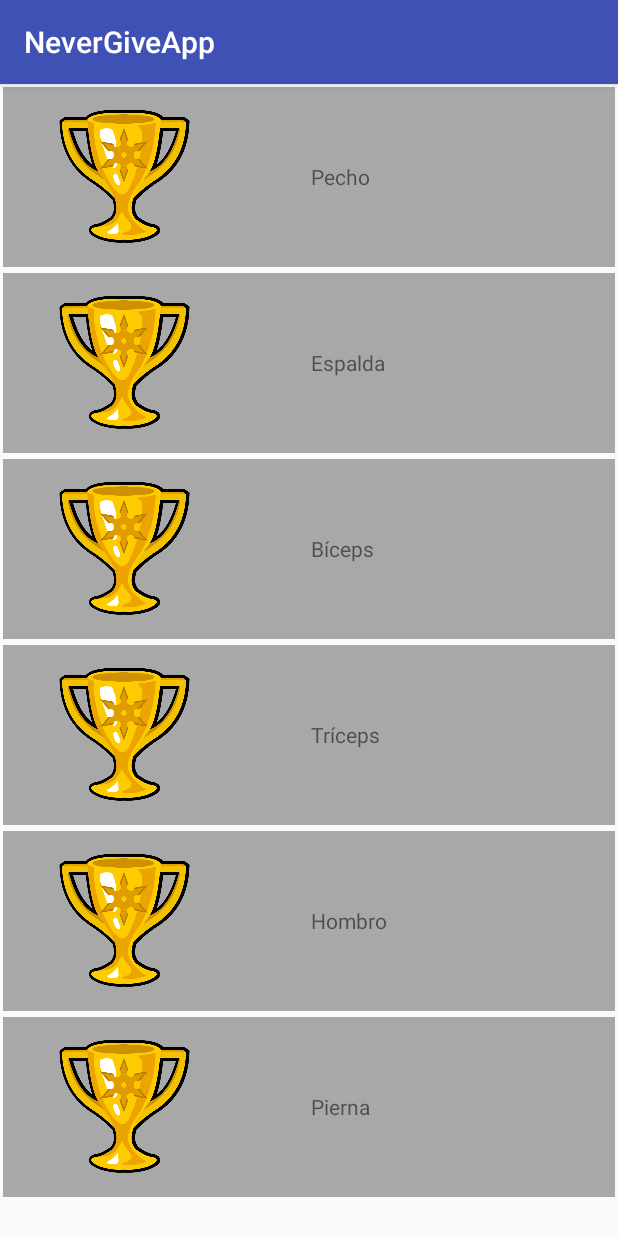
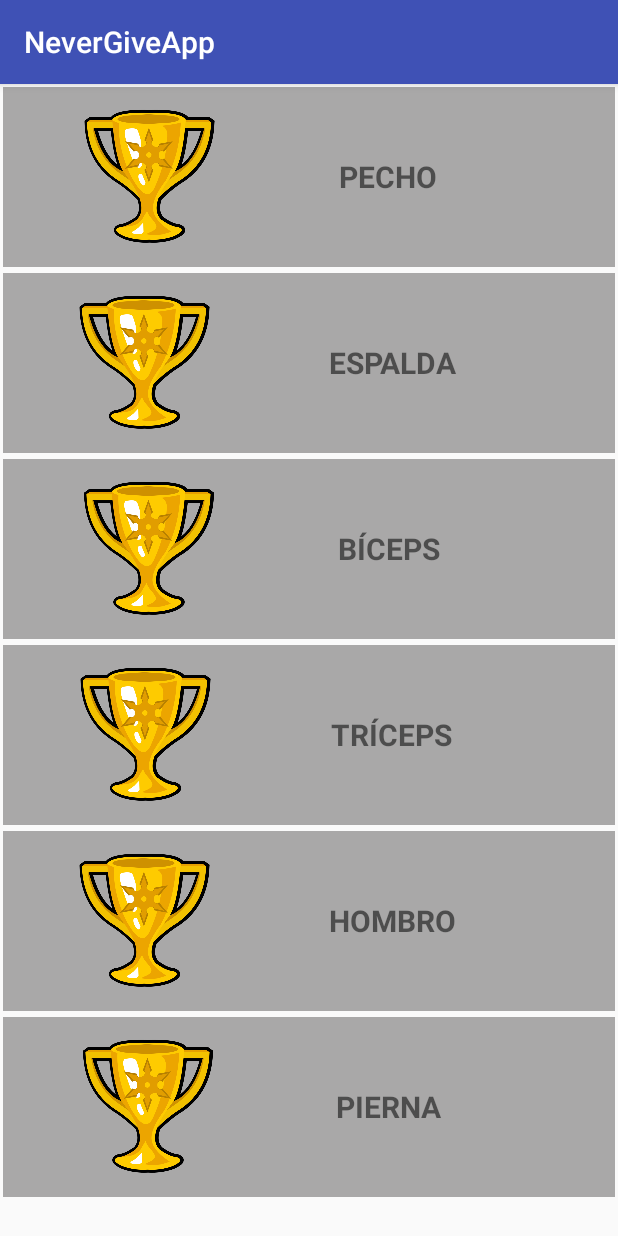
Before and after one commit to AlbaFontaneda/never-give-app, an Android app: the ExercisesTypeActivity screen opened directly, with no data from a screen before it, on a phone screen of 412 x 824 dp. Run offline under Robolectric (Android 15) with nearby library versions, the phone set to English and light mode, and no system bars.

Commit message:
Añadidos estilos y strings a la pantalla nueva de exercises_type y al Dialog de la pantalla previa

```diff
--- a/app/src/main/java/com/rigobertosl/nevergiveapp/MainActivity.java
+++ b/app/src/main/java/com/rigobertosl/nevergiveapp/MainActivity.java
@@ -229,6 +229,7 @@ public class MainActivity extends AppCompatActivity
     }
 }
 
+//Todo: Condicionar en el Dialog la entrada a la siguiente pantalla y activar el botón Cancel
 //Todo: HACER PANTALLA DE FRAGMENTS
 //Todo: cambiar el tamaño del tabLayout cuando se gira el movil, puesto que el toolbar cambia de tamaño
 //Todo: arreglar el transito entre pantallas. Cerrar fragments
--- a/app/src/main/java/com/rigobertosl/nevergiveapp/TrainingActivity.java
+++ b/app/src/main/java/com/rigobertosl/nevergiveapp/TrainingActivity.java
@@ -16,6 +16,7 @@ import android.view.Menu;
 import android.view.MenuItem;
 import android.view.View;
 import android.widget.Button;
+import android.widget.EditText;
 import android.widget.Toast;
 
 public class TrainingActivity extends MainActivity {
@@ -95,14 +96,43 @@ public class TrainingActivity extends MainActivity {
         dialog.create();
         dialog.show();
 
+        final EditText table_name = (EditText)findViewById(R.id.table_name);
+        final EditText table_days = (EditText)findViewById(R.id.table_days);
+
+
         final Button continuar = (Button)dialogLayout.findViewById(R.id.button_continue);
         continuar.setOnClickListener(new View.OnClickListener() {
             @Override
             public void onClick(View view) {
+                /**
+                 * DE ESTA FORMA NO PETA, PERO NUNCA ENTRA A LA NUEVA ACTIVIDAD.
+                 * en caso de poner:
+                 * String tableText = table_name.getText().toString()
+                 * PETA
+                  */
+
+                /*if (table_name == null) {
+                    Toast.makeText(TrainingActivity.this,
+                            "Introduzca un nombre para la tabla", Toast.LENGTH_LONG).show();
+                }else if (table_days == null) {
+                    Toast.makeText(TrainingActivity.this,
+                            "Introduzca un número de días", Toast.LENGTH_LONG).show();
+                }else {*/
+                    startActivity(new Intent(TrainingActivity.this, ExercisesTypeActivity.class));
+                /**
+                 * Hay que cerrar también el AlerDialog porque cuando pulsas el botón de atrás sigue
+                 * saliendo (y no es deseable)
+                 */
+                //}
+            }
+        });
+
+        final Button cancelar = (Button)dialogLayout.findViewById(R.id.button_cancel);
+        cancelar.setOnClickListener(new View.OnClickListener() {
+            @Override
+            public void onClick(View view) {
                 Toast.makeText(TrainingActivity.this,
-                        "Continuar!!!!!!", Toast.LENGTH_LONG).show();
-                Intent intent = new Intent(TrainingActivity.this, ExercisesTypeActivity.class);
-                startActivity(intent);
+                        "Has cancelado la tabla", Toast.LENGTH_LONG).show();
             }
         });
 
--- a/app/src/main/res/layout/activity_exercises_type.xml
+++ b/app/src/main/res/layout/activity_exercises_type.xml
@@ -21,121 +21,68 @@
 
             <LinearLayout
                 android:id="@+id/pecho"
-                style="@style/button_exercices_type"
-                android:clickable="true"
-                android:orientation="horizontal"
-                android:background="@color/colorRow">
+                style="@style/Button_exercices_type">
                 <ImageView
-                    android:layout_width="150dp"
-                    android:layout_height="90dp"
-                    android:layout_gravity="center_vertical"
-                    android:layout_marginLeft="5dp"
+                    style="@style/Image_exercise_type"
                     android:src="@drawable/achievements_logo" />
                 <TextView
-                    android:layout_width="wrap_content"
-                    android:layout_height="wrap_content"
-                    android:layout_gravity="center_vertical"
-                    android:layout_margin="50dp"
+                    style="@style/Text_button_exercise_type"
+                    android:layout_weight="2"
                     android:text="@string/pecho" />
 
             </LinearLayout>
             <LinearLayout
                 android:id="@+id/espalda"
-                style="@style/button_exercices_type"
-                android:clickable="true"
-                android:orientation="horizontal"
-                android:background="@color/colorRow">
+                style="@style/Button_exercices_type">
                 <ImageView
-                    android:layout_width="150dp"
-                    android:layout_height="90dp"
-                    android:layout_gravity="center_vertical"
-                    android:layout_marginLeft="5dp"
+                    style="@style/Image_exercise_type"
                     android:src="@drawable/achievements_logo" />
                 <TextView
-                    android:layout_width="wrap_content"
-                    android:layout_height="wrap_content"
-                    android:layout_gravity="center_vertical"
-                    android:layout_margin="50dp"
+                    style="@style/Text_button_exercise_type"
                     android:text="@string/espalda" />
 
             </LinearLayout>
             <LinearLayout
                 android:id="@+id/biceps"
-                style="@style/button_exercices_type"
-                android:clickable="true"
-                android:orientation="horizontal"
-                android:background="@color/colorRow">
+                style="@style/Button_exercices_type">
                 <ImageView
-                    android:layout_width="150dp"
-                    android:layout_height="90dp"
-                    android:layout_gravity="center_vertical"
-                    android:layout_marginLeft="5dp"
+                    style="@style/Image_exercise_type"
                     android:src="@drawable/achievements_logo" />
                 <TextView
-                    android:layout_width="wrap_content"
-                    android:layout_height="wrap_content"
-                    android:layout_gravity="center_vertical"
-                    android:layout_margin="50dp"
+                    style="@style/Text_button_exercise_type"
                     android:text="@string/biceps" />
 
             </LinearLayout>
             <LinearLayout
                 android:id="@+id/triceps"
-                style="@style/button_exercices_type"
-                android:clickable="true"
-                android:orientation="horizontal"
-                android:background="@color/colorRow">
+                style="@style/Button_exercices_type">
                 <ImageView
-                    android:layout_width="150dp"
-                    android:layout_height="90dp"
-                    android:layout_gravity="center_vertical"
-                    android:layout_marginLeft="5dp"
+                    style="@style/Image_exercise_type"
                     android:src="@drawable/achievements_logo" />
                 <TextView
-                    android:layout_width="wrap_content"
-                    android:layout_height="wrap_content"
-                    android:layout_gravity="center_vertical"
-                    android:layout_margin="50dp"
+                    style="@style/Text_button_exercise_type"
                     android:text="@string/triceps" />
 
             </LinearLayout>
             <LinearLayout
                 android:id="@+id/hombro"
-                style="@style/button_exercices_type"
-                android:clickable="true"
-                android:orientation="horizontal"
-                android:background="@color/colorRow">
+                style="@style/Button_exercices_type">
                 <ImageView
-                    android:layout_width="150dp"
-                    android:layout_height="90dp"
-                    android:layout_gravity="center_vertical"
-                    android:layout_marginLeft="5dp"
+                    style="@style/Image_exercise_type"
                     android:src="@drawable/achievements_logo" />
                 <TextView
-                    android:layout_width="wrap_content"
-                    android:layout_height="wrap_content"
-                    android:layout_gravity="center_vertical"
-                    android:layout_margin="50dp"
+                    style="@style/Text_button_exercise_type"
                     android:text="@string/hombro" />
 
             </LinearLayout>
             <LinearLayout
                 android:id="@+id/pierna"
-                style="@style/button_exercices_type"
-                android:clickable="true"
-                android:orientation="horizontal"
-                android:background="@color/colorRow">
+                style="@style/Button_exercices_type">
                 <ImageView
-                    android:layout_width="150dp"
-                    android:layout_height="90dp"
-                    android:layout_gravity="center_vertical"
-                    android:layout_marginLeft="5dp"
+                    style="@style/Image_exercise_type"
                     android:src="@drawable/achievements_logo" />
                 <TextView
-                    android:layout_width="wrap_content"
-                    android:layout_height="wrap_content"
-                    android:layout_gravity="center_vertical"
-                    android:layout_margin="50dp"
+                    style="@style/Text_button_exercise_type"
                     android:text="@string/pierna" />
 
             </LinearLayout>
--- a/app/src/main/res/layout/popup_new_table.xml
+++ b/app/src/main/res/layout/popup_new_table.xml
@@ -18,7 +18,7 @@
             android:text="Nombre de la tabla:" />
 
         <EditText
-            android:id="@+id/username"
+            android:id="@+id/table_name"
             android:layout_width="match_parent"
             android:layout_height="wrap_content"
             android:layout_marginLeft="20dp"
@@ -39,7 +39,7 @@
                 android:paddingRight="5dp"
                 android:text="Número de días:" />
             <EditText
-                android:id="@+id/password"
+                android:id="@+id/table_days"
                 android:inputType="number"
                 android:layout_width="50dp"
                 android:layout_height="wrap_content"
@@ -58,12 +58,14 @@
                 android:id="@+id/button_continue"
                 android:layout_width="wrap_content"
                 android:layout_height="wrap_content"
-                android:text="Continuar"/>
+                style="@style/Base.Widget.AppCompat.Button.ButtonBar.AlertDialog"
+                android:text="@string/continuar"/>
             <Button
                 android:id="@+id/button_cancel"
                 android:layout_width="wrap_content"
                 android:layout_height="wrap_content"
-                android:text="Cancelar"/>
+                style="@style/Base.Widget.AppCompat.Button.ButtonBar.AlertDialog"
+                android:text="@string/cancel"/>
         </LinearLayout>
     </LinearLayout>
 
--- a/app/src/main/res/values/strings.xml
+++ b/app/src/main/res/values/strings.xml
@@ -68,7 +68,7 @@
     <string name="title_activity_settings_main">Settings</string>
 
     //Popup Nueva tabla
-    <string name="create">Crear</string>
+    <string name="continuar">Continuar</string>
     <string name="cancel">Cancelar</string>
 
     //Pantalla tipos de ejercicios
--- a/app/src/main/res/values/styles.xml
+++ b/app/src/main/res/values/styles.xml
@@ -158,10 +158,33 @@
         <item name="android:background">@drawable/achievements_border_bottom</item>
     </style>
 
-    <style name="button_exercices_type">
+    <!-- ESTILOS PANTALLA TIPOS DE EJERCICIOS -->
+    <style name="Button_exercices_type">
         <item name="android:layout_width">match_parent</item>
         <item name="android:layout_height">120dp</item>
         <item name="android:layout_margin">2dp</item>
+        <item name="android:clickable">true</item>
+        <item name="android:orientation">horizontal</item>
+        <item name="android:background">@color/colorRow</item>
+    </style>
+
+    <style name="Image_exercise_type">
+        <item name="android:layout_width">150dp</item>
+        <item name="android:layout_height">90dp</item>
+        <item name="android:layout_gravity">center_vertical</item>
+        <item name="android:layout_weight">1</item>
+    </style>
+
+
+    <style name="Text_button_exercise_type">
+        <item name="android:layout_width">wrap_content</item>
+        <item name="android:layout_height">wrap_content</item>
+        <item name="android:layout_gravity">center_vertical</item>
+        <item name="android:layout_margin">30dp</item>
+        <item name="android:textAllCaps">true</item>
+        <item name="android:textStyle">bold</item>
+        <item name="android:textSize">20dp</item>
+        <item name="android:layout_weight">2</item>
     </style>
 
 </resources>
```
